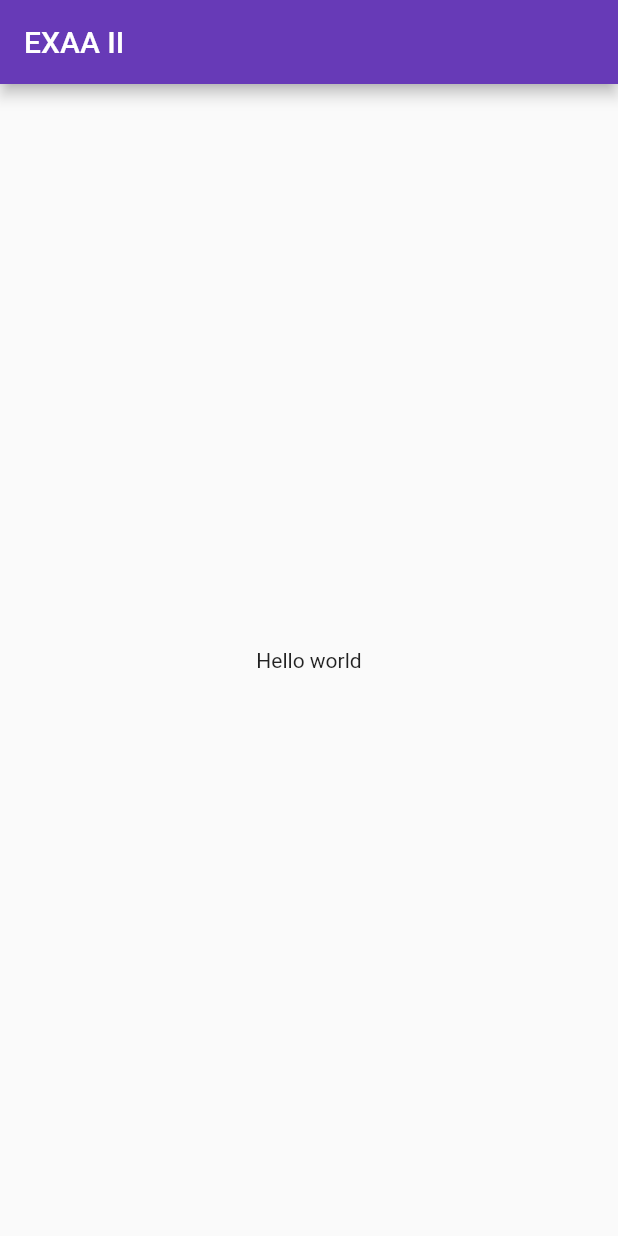
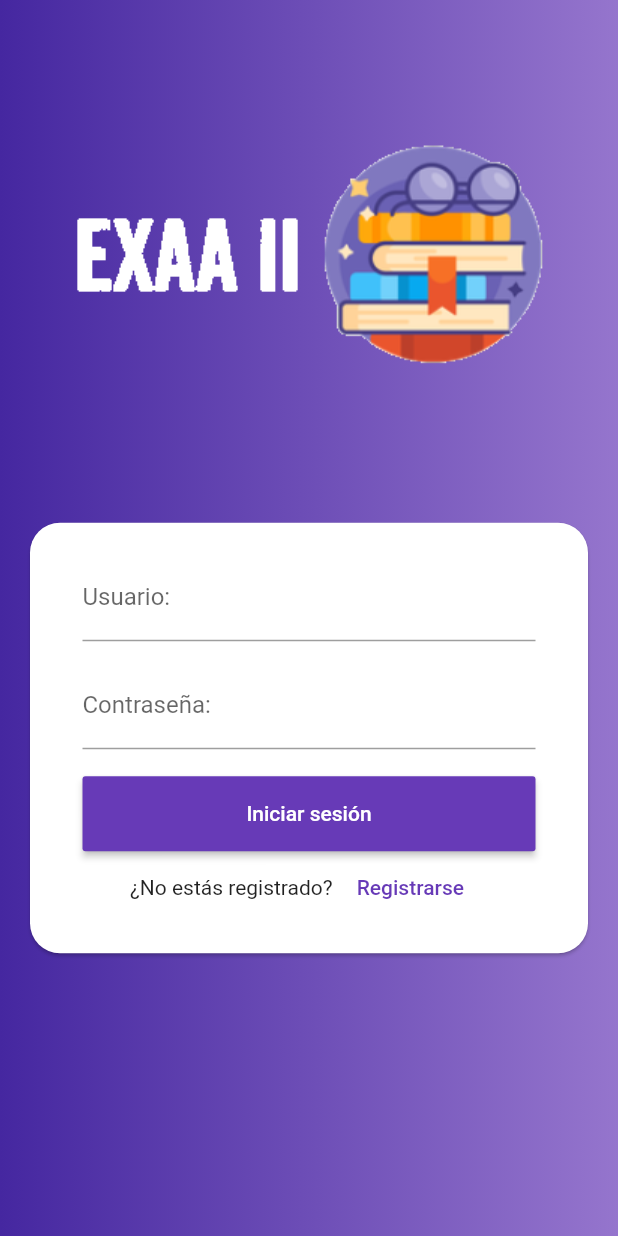
Before and after one commit to brandonrdgz/exaa_2, a Flutter app: the screen it shows after launch, on a phone screen of 412 x 824 dp. Run offline on Flutter 3.47's test engine with Material 2 defaults, Android fonts, the phone set to English and light mode, and no system bars.

Commit message:
Diseño pantalla Inicio sesión
Se modificó el archivo pubspec.yaml para agregar em assets dos imágenes para mostrar el logo, se añadió una carpeta llamada assets, dentro de ella otra llamada img, y dentro de esta las imágenes utilizadas

```diff
--- a/lib/pages/login_page.dart
+++ b/lib/pages/login_page.dart
@@ -1,17 +1,122 @@
 import 'package:flutter/material.dart';
 
-class LoginPage extends StatelessWidget {
-  const LoginPage({Key? key}) : super(key: key);
+class LoginPage extends StatefulWidget {
+  LoginPage({Key? key}) : super(key: key);
+
+  @override
+  _LoginPageState createState() => _LoginPageState();
+}
+
+class _LoginPageState extends State<LoginPage> {
+  bool _loading = false;
 
   @override
   Widget build(BuildContext context) {
     return Scaffold(
-      appBar: AppBar(
-        title: Text('EXAA II'),
-      ),
-      body: Center(
-        child: Text('Hello world'),
+      body: Stack(
+        children: <Widget>[
+          Container(
+            width: double.infinity,
+            height: double.infinity,
+            padding: EdgeInsets.symmetric(vertical: 60),
+            decoration: BoxDecoration(
+              gradient: LinearGradient(colors: [
+                Colors.deepPurple.shade800,
+                Colors.deepPurple.shade300,
+              ]),
+            ),
+          ),
+          Padding(
+            padding: const EdgeInsets.only(top: 80),
+            child: Row(
+              mainAxisAlignment: MainAxisAlignment.center,
+              children: <Widget>[
+                Image.asset(
+                  "assets/img/Logo1.png",
+                  color: Colors.white,
+                ),
+                Image.asset(
+                  "assets/img/Logo2.png",
+                ),
+              ],
+            ),
+          ),
+          Transform.translate(
+            offset: Offset(0, -10),
+            child: Center(
+              child: SingleChildScrollView(
+                child: Card(
+                  shape: RoundedRectangleBorder(
+                    borderRadius: BorderRadius.circular(20),
+                  ),
+                  margin: const EdgeInsets.only(
+                      left: 20, right: 20, top: 200, bottom: 20),
+                  child: Padding(
+                    padding: const EdgeInsets.symmetric(
+                        horizontal: 35, vertical: 20),
+                    child: Column(
+                      mainAxisSize: MainAxisSize.min,
+                      children: <Widget>[
+                        TextFormField(
+                          decoration: InputDecoration(labelText: "Usuario:"),
+                        ),
+                        SizedBox(height: 13),
+                        TextFormField(
+                          decoration: InputDecoration(labelText: "Contraseña:"),
+                          obscureText: true,
+                        ),
+                        SizedBox(height: 18),
+                        RaisedButton(
+                          color: Theme.of(context).primaryColor,
+                          padding: const EdgeInsets.symmetric(vertical: 17),
+                          textColor: Colors.white,
+                          onPressed: () => _login(context),
+                          child: Row(
+                            mainAxisAlignment: MainAxisAlignment.center,
+                            children: <Widget>[
+                              Text("Iniciar sesión"),
+                              if (_loading)
+                                Container(
+                                  height: 20,
+                                  width: 20,
+                                  margin: const EdgeInsets.only(left: 20),
+                                  child: CircularProgressIndicator(
+                                    color: Colors.white,
+                                  ),
+                                ),
+                            ],
+                          ),
+                        ),
+                        Row(
+                          mainAxisAlignment: MainAxisAlignment.center,
+                          children: <Widget>[
+                            Text("¿No estás registrado?"),
+                            FlatButton(
+                              textColor: Theme.of(context).primaryColor,
+                              child: Text("Registrarse"),
+                              onPressed: () => _showRegister(context),
+                            ),
+                          ],
+                        ),
+                      ],
+                    ),
+                  ),
+                ),
+              ),
+            ),
+          ),
+        ],
       ),
     );
   }
+
+  void _login(BuildContext context) {
+    if (!_loading) {
+      setState(() {
+        _loading = true;
+      });
+    }
+  }
+
+  void _showRegister(BuildContext context) {}
 }
--- a/pubspec.yaml
+++ b/pubspec.yaml
@@ -58,9 +58,9 @@ flutter:
   uses-material-design: true
 
   # To add assets to your application, add an assets section, like this:
-  # assets:
-  #   - images/a_dot_burr.jpeg
-  #   - images/a_dot_ham.jpeg
+  assets:
+   - assets/img/Logo1.png
+   - assets/img/Logo2.png
 
   # An image asset can refer to one or more resolution-specific "variants", see
   # https://flutter.dev/assets-and-images/#resolution-aware.
```
Also changed, not shown: assets/img/Logo1.png (added), assets/img/Logo2.png (added).
